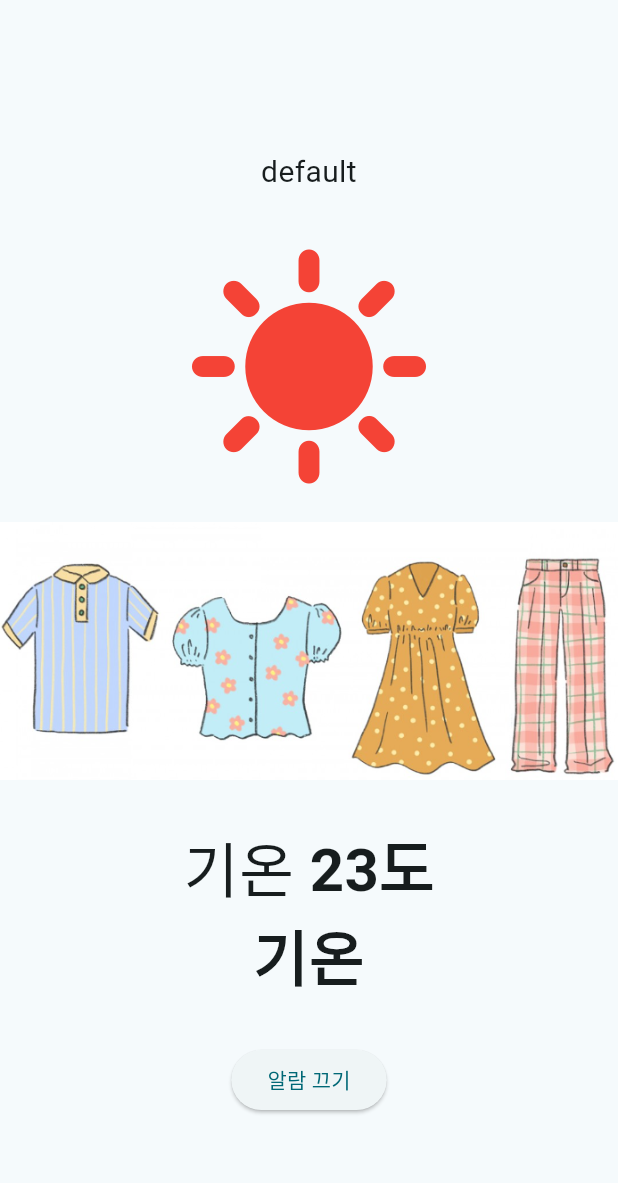
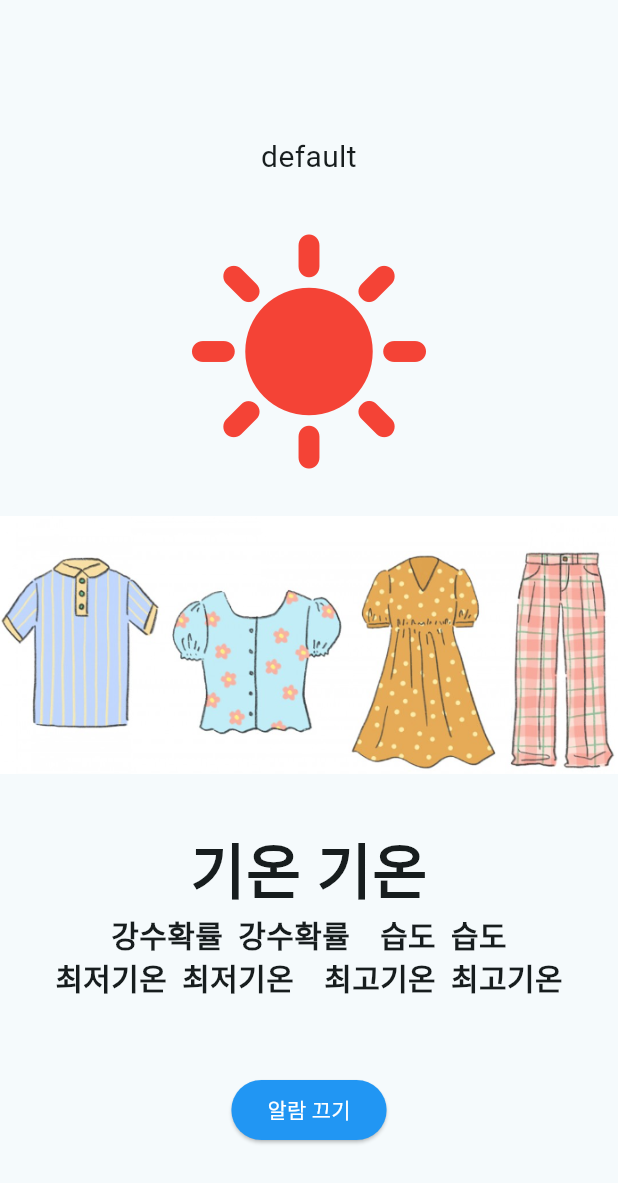
Before and after one commit to KimYe-Ji/WeatherToWear, a Flutter app: the AlarmInfo screen opened directly, on a phone screen of 412 x 824 dp. Shown: the top 1183 px of the screen. Run offline on Flutter 3.47's test engine with Material 2 defaults, Android fonts, the phone set to English and light mode, and no system bars; our stand-ins replace flutter_tts, geolocator; missing offline and left inert: alarm.

Commit message:
update info_alarm.dart

```diff
--- a/lib/main.dart
+++ b/lib/main.dart
@@ -237,7 +237,7 @@ class _MyLocationState extends State<MyHomePage> {
               // to alarm page
               Navigator.push(
               context,
-              MaterialPageRoute(builder: (context) => ExampleAlarmHomeScreen()),
+              MaterialPageRoute(builder: (context) => AlarmInfo()),  //ExampleAlarmHomeScreen()),
               ),
             },
             icon: Icon(Icons.alarm),
--- a/lib/screens/info_alarm.dart
+++ b/lib/screens/info_alarm.dart
@@ -20,7 +20,7 @@ class AlarmInfo extends StatelessWidget {
         mainAxisAlignment: MainAxisAlignment.start,
         children: [
           Container(
-            height: 100,
+            height: 90,
           ),
           Text( //현위치 정보
             currentLocation.address,
@@ -56,14 +56,14 @@ class AlarmInfo extends StatelessWidget {
                 "기온",
                 style: TextStyle(
                   fontSize: 40,
-                  //fontWeight: FontWeight.bold
+                  fontWeight: FontWeight.bold
                   ),
               ),
               Container(
               width: 10,
               ),
               Text(
-                "23도", //currentLocation.tempList[0],
+                "기온", //currentLocation.tempList[0],
                 style: TextStyle(
                   fontSize: 40,
                   fontWeight: FontWeight.bold
@@ -75,16 +75,88 @@ class AlarmInfo extends StatelessWidget {
             mainAxisAlignment: MainAxisAlignment.center,
             children: [
               Text(
-                "기온",
+                "강수확률",
                 style: TextStyle(
-                  fontSize: 40,
+                  fontSize: 20,
+                  fontWeight: FontWeight.bold
+                  ),
+              ),
+              Container(
+              width: 10,
+              ),
+              Text(
+                "강수확률",
+                style: TextStyle(
+                  fontSize: 20,
+                  fontWeight: FontWeight.bold
+                  ),
+              ),
+              Container(
+              width: 20,
+              ),
+              Text(
+                "습도",
+                style: TextStyle(
+                  fontSize: 20,
+                  fontWeight: FontWeight.bold
+                  ),
+              ),
+              Container(
+              width: 10,
+              ),
+              Text(
+                "습도",
+                style: TextStyle(
+                  fontSize: 20,
+                  fontWeight: FontWeight.bold
+                  ),
+              ),
+            ],
+          ),
+          Row( //강수확률(pop), 습도(reh), 최저기온(tmn), 최고기온(tmx) 추가 필요
+            mainAxisAlignment: MainAxisAlignment.center,
+            children: [
+              Text(
+                "최저기온",
+                style: TextStyle(
+                  fontSize: 20,
+                  fontWeight: FontWeight.bold
+                  ),
+              ),
+              Container(
+              width: 10,
+              ),
+              Text(
+                "최저기온",
+                style: TextStyle(
+                  fontSize: 20,
+                  fontWeight: FontWeight.bold
+                  ),
+              ),
+              Container(
+              width: 20,
+              ),
+              Text(
+                "최고기온",
+                style: TextStyle(
+                  fontSize: 20,
+                  fontWeight: FontWeight.bold
+                  ),
+              ),
+              Container(
+              width: 10,
+              ),
+              Text(
+                "최고기온",
+                style: TextStyle(
+                  fontSize: 20,
                   fontWeight: FontWeight.bold
                   ),
               ),
             ],
           ),
           Container(
-            height: 30,
+            height: 50,
           ),
           ElevatedButton( //알람 TTS 끄고 메인화면으로 이동
             onPressed: () {
@@ -94,9 +166,13 @@ class AlarmInfo extends StatelessWidget {
             );
             },
             child: Text('알람 끄기'),
+            style: ButtonStyle(
+              backgroundColor: MaterialStateProperty.all(Colors.blue),//fromARGB(255, 101, 190, 235)),
+              foregroundColor: MaterialStateProperty.all(Colors.white),
+              ),
           ),
           Container(
-            height: 80,
+            height: 60,
           ),
           /*TextField(
             controller: controller,
```
